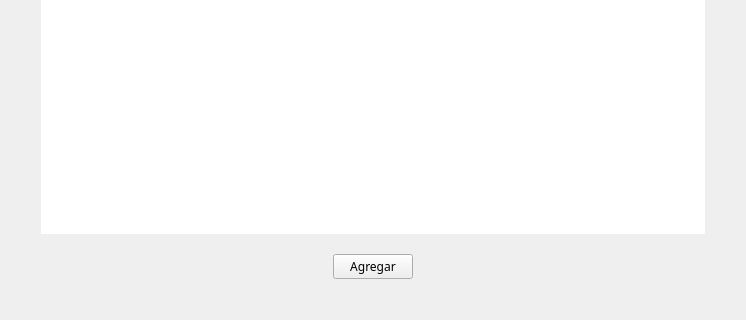
The window that blustock/ui/screens_uis/turnos.ui (MaxAPBusiness/Blustock) describes before a commit, drawn with Qt 5; both pictures show x 0 to 746 and y 231 to 551 of the 746 by 551 pixel window.
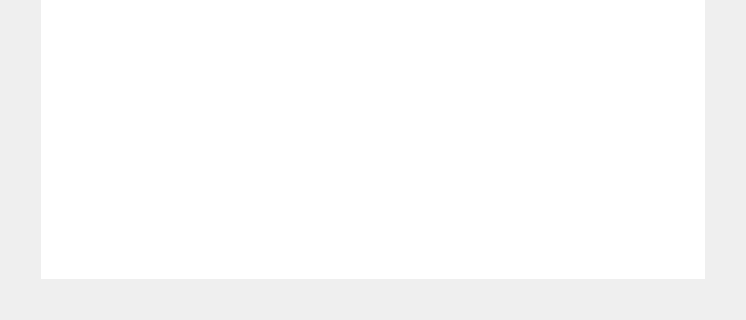
The same window after the commit. Icons and pictures are not drawn.

Commit message:
Conecté la pantalla turnos.
NOTA: Desactive la edición de las celdas y PyQt por defecto las puso grises. Después arreglo eso.

Diff of the .ui file:
```diff
--- a/blustock/ui/screens_uis/turnos.ui
+++ b/blustock/ui/screens_uis/turnos.ui
@@ -196,59 +196,6 @@
        </column>
       </widget>
      </item>
-     <item>
-      <layout class="QHBoxLayout" name="horizontalLayout">
-       <property name="leftMargin">
-        <number>60</number>
-       </property>
-       <property name="rightMargin">
-        <number>60</number>
-       </property>
-       <item>
-        <spacer name="horizontalSpacer_3">
-         <property name="orientation">
-          <enum>Qt::Horizontal</enum>
-         </property>
-         <property name="sizeHint" stdset="0">
-          <size>
-           <width>40</width>
-           <height>20</height>
-          </size>
-         </property>
-        </spacer>
-       </item>
-       <item>
-        <widget class="QPushButton" name="pushButton_2">
-         <property name="font">
-          <font>
-           <family>Oswald</family>
-           <weight>50</weight>
-           <bold>false</bold>
-          </font>
-         </property>
-         <property name="styleSheet">
-          <string notr="true"/>
-         </property>
-         <property name="text">
-          <string>Agregar</string>
-         </property>
-        </widget>
-       </item>
-       <item>
-        <spacer name="horizontalSpacer">
-         <property name="orientation">
-          <enum>Qt::Horizontal</enum>
-         </property>
-         <property name="sizeHint" stdset="0">
-          <size>
-           <width>40</width>
-           <height>20</height>
-          </size>
-         </property>
-        </spacer>
-       </item>
-      </layout>
-     </item>
     </layout>
    </item>
   </layout>
```
Left out of the diff: 3 changed lines with no effect on the pictures. The commit also changes 1 other file.
